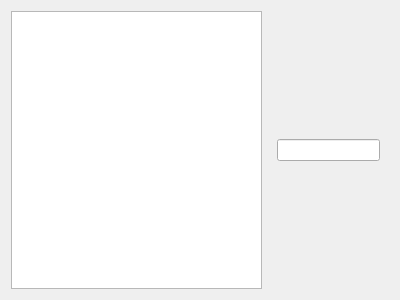
Qt form scalingtool.ui (Tokyo-MQP-2024/IgniteCV) before a commit.
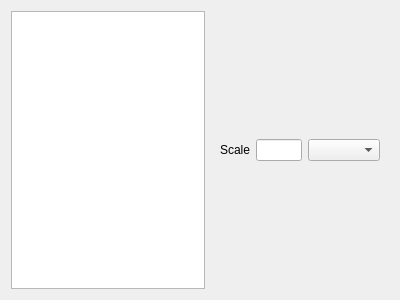
The same form after that commit.

Commit message: scaling window work

What changed in the file:
```diff
--- a/scalingtool.ui
+++ b/scalingtool.ui
@@ -17,9 +17,19 @@
    <item row="0" column="1">
     <widget class="QWidget" name="widget" native="true">
      <layout class="QGridLayout" name="gridLayout">
-      <item row="0" column="0">
+      <item row="1" column="0">
+       <widget class="QLabel" name="label">
+        <property name="text">
+         <string>Scale</string>
+        </property>
+       </widget>
+      </item>
+      <item row="1" column="1">
        <widget class="QLineEdit" name="lineEdit"/>
       </item>
+      <item row="1" column="2">
+       <widget class="QComboBox" name="comboBox"/>
+      </item>
      </layout>
     </widget>
    </item>
```
